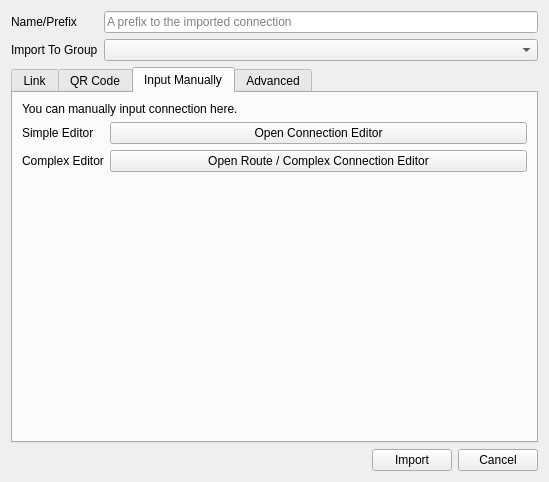
Before: the Qt Designer form src/ui/windows/w_ImportConfig.ui in Qv2ray/Qv2ray, drawn with Qt 5.
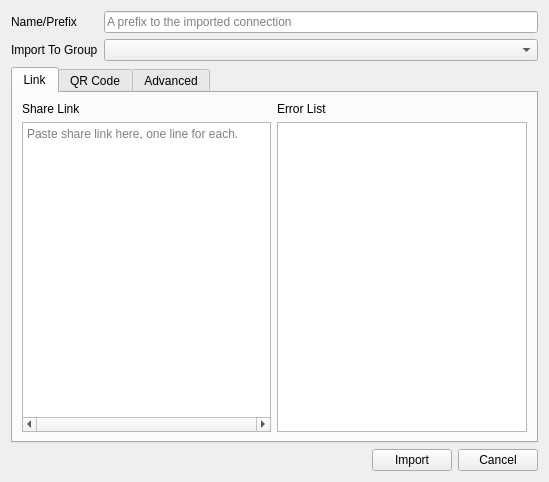
After: the same form once the commit is applied. The open tabs and pages were chosen to show the change.

The edit to the form file:
```diff
--- a/src/ui/windows/w_ImportConfig.ui
+++ b/src/ui/windows/w_ImportConfig.ui
@@ -225,54 +225,6 @@
        </item>
       </layout>
      </widget>
-     <widget class="QWidget" name="tab_2">
-      <attribute name="title">
-       <string>Input Manually</string>
-      </attribute>
-      <layout class="QFormLayout" name="formLayout_4">
-       <item row="1" column="0">
-        <widget class="QLabel" name="label_12">
-         <property name="text">
-          <string>Simple Editor</string>
-         </property>
-        </widget>
-       </item>
-       <item row="1" column="1">
-        <widget class="QPushButton" name="connectionEditBtn">
-         <property name="text">
-          <string>Open Connection Editor</string>
-         </property>
-         <property name="autoDefault">
-          <bool>false</bool>
-         </property>
-        </widget>
-       </item>
-       <item row="2" column="0">
-        <widget class="QLabel" name="label_15">
-         <property name="text">
-          <string>Complex Editor</string>
-         </property>
-        </widget>
-       </item>
-       <item row="2" column="1">
-        <widget class="QPushButton" name="routeEditBtn">
-         <property name="text">
-          <string>Open Route / Complex Connection Editor</string>
-         </property>
-         <property name="autoDefault">
-          <bool>false</bool>
-         </property>
-        </widget>
-       </item>
-       <item row="0" column="0" colspan="2">
-        <widget class="QLabel" name="label">
-         <property name="text">
-          <string>You can manually input connection here.</string>
-         </property>
-        </widget>
-       </item>
-      </layout>
-     </widget>
      <widget class="QWidget" name="tabWidgetPage1">
       <attribute name="title">
        <string>Advanced</string>
```
